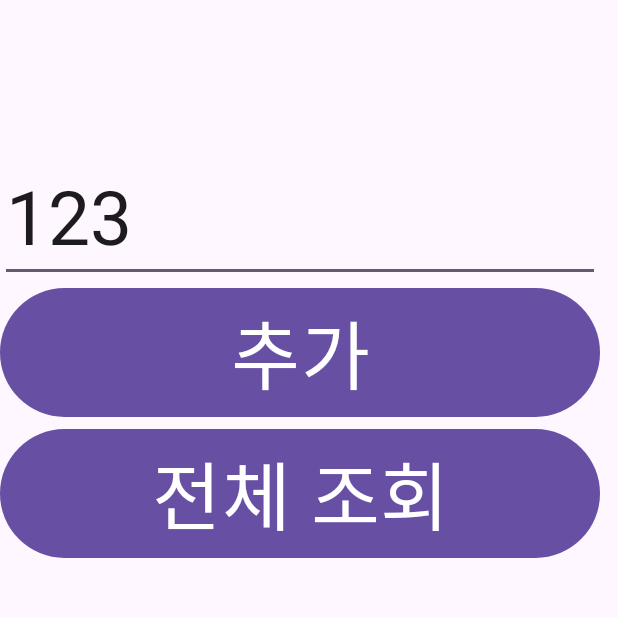
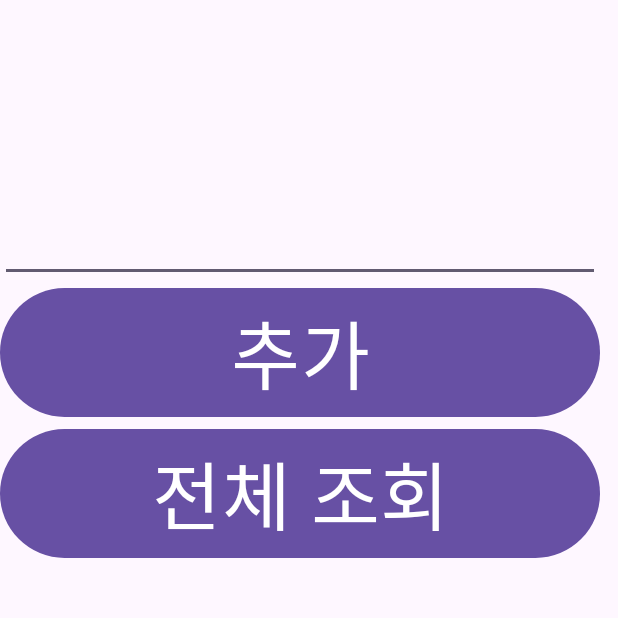
Before and after one commit to Wongoon/App_Development, an Android app: the screen it shows after launch (MainActivity), on a phone screen of 412 x 824 dp, the top half of it. Run offline under Robolectric (Android 15) with nearby library versions, the phone set to English and light mode, and no system bars.

Commit message:
Update: `Week9`

```diff
--- a/Week9/app/src/main/res/layout/activity_main.xml
+++ b/Week9/app/src/main/res/layout/activity_main.xml
@@ -8,8 +8,7 @@
         android:id="@+id/name"
         android:layout_width="400dp"
         android:layout_height="wrap_content"
-        android:textSize="50dp"
-        android:text="123"/>
+        android:textSize="50dp"/>
     <Button
         android:id="@+id/button1"
         android:layout_width="400dp"
```
Also changed, not shown: 1 other file.
